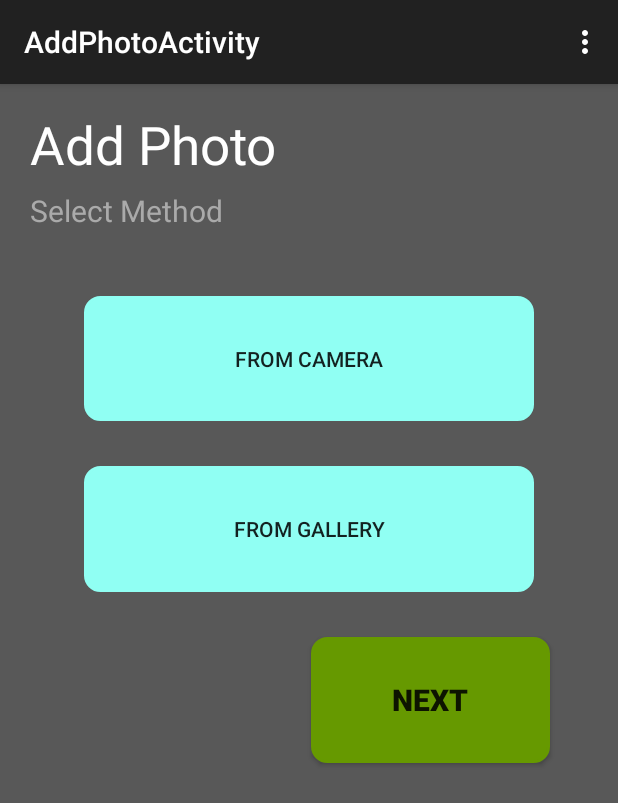
After one commit to HasithaIroshanaDilshan/dogapp, an Android app: the AddPhoto screen opened directly, with no data from a screen before it, on a phone screen of 412 x 824 dp. The commit adds this screen. Shown: the top 803 px of the screen. Run offline under Robolectric (Android 15) with nearby library versions, the light colour scheme and no system bars.

Commit message:
Take photo window was made

```diff
--- a/DogApp/app/src/main/AndroidManifest.xml
+++ b/DogApp/app/src/main/AndroidManifest.xml
@@ -6,6 +6,8 @@
     <uses-permission android:name="android.permission.ACCESS_NETWORK_STATE" />
     <uses-permission android:name="android.permission.WRITE_EXTERNAL_STORAGE" />
     <uses-permission android:name="com.google.android.providers.gsf.permission.READ_GSERVICES" />
+    <uses-feature android:name="android.hardware.camera" android:required="true" />
+
     <!--
  The ACCESS_COARSE/FINE_LOCATION permissions are not required to use
          Google Maps Android API v2, but are recommended.
@@ -43,6 +45,10 @@
             android:name=".MapsActivity"
             android:label="@string/title_activity_maps" >
         </activity>
+        <activity
+            android:name=".AddPhoto"
+            android:label="@string/title_activity_add_photo" >
+        </activity>
     </application>
 
 </manifest>
--- /dev/null
+++ b/DogApp/app/src/main/java/lk/ac/pdn/ce/dogapp/AddPhoto.java
@@ -0,0 +1,38 @@
+package lk.ac.pdn.ce.dogapp;
+
+import android.support.v7.app.ActionBarActivity;
+import android.os.Bundle;
+import android.view.Menu;
+import android.view.MenuItem;
+
+
+public class AddPhoto extends ActionBarActivity {
+
+    @Override
+    protected void onCreate(Bundle savedInstanceState) {
+        super.onCreate(savedInstanceState);
+        setContentView(R.layout.activity_add_photo);
+    }
+
+    @Override
+    public boolean onCreateOptionsMenu(Menu menu) {
+        // Inflate the menu; this adds items to the action bar if it is present.
+        getMenuInflater().inflate(R.menu.menu_add_photo, menu);
+        return true;
+    }
+
+    @Override
+    public boolean onOptionsItemSelected(MenuItem item) {
+        // Handle action bar item clicks here. The action bar will
+        // automatically handle clicks on the Home/Up button, so long
+        // as you specify a parent activity in AndroidManifest.xml.
+        int id = item.getItemId();
+
+        //noinspection SimplifiableIfStatement
+        if (id == R.id.action_settings) {
+            return true;
+        }
+
+        return super.onOptionsItemSelected(item);
+    }
+}
--- a/DogApp/app/src/main/java/lk/ac/pdn/ce/dogapp/ContributeFragment.java
+++ b/DogApp/app/src/main/java/lk/ac/pdn/ce/dogapp/ContributeFragment.java
@@ -13,10 +13,11 @@ import android.widget.Button;
 /**
  * Created by Hishan Indrajith on 11/23/2017.
  */
-public class ContributeFragment extends android.support.v4.app.Fragment implements View.OnClickListener{
+public class ContributeFragment extends android.support.v4.app.Fragment{
 
     View rootView;
     Button mapbtn;
+    Button nextbtn;
 
     public static ContributeFragment newInstance(){
         ContributeFragment fragment = new ContributeFragment();
@@ -28,7 +29,21 @@ public class ContributeFragment extends android.support.v4.app.Fragment implemen
     public View onCreateView(LayoutInflater inflater, ViewGroup container, Bundle savedInstanceState) {
         rootView = inflater.inflate(R.layout.fragment_contribute,container,false);
         mapbtn = (Button)rootView.findViewById(R.id.mapbtn);
-        mapbtn.setOnClickListener(this);
+        mapbtn.setOnClickListener(new View.OnClickListener() {
+            @Override
+            public void onClick(View v) {
+                Intent in = new Intent(v.getContext().getApplicationContext(),MapsActivity.class);
+                startActivity(in);
+            }
+        });
+        nextbtn = (Button)rootView.findViewById(R.id.next1btn);
+        nextbtn.setOnClickListener(new View.OnClickListener() {
+            @Override
+            public void onClick(View v) {
+                Intent in = new Intent(v.getContext().getApplicationContext(), AddPhoto.class);
+                startActivity(in);
+            }
+        });
         return rootView;
     }
 
@@ -41,10 +56,4 @@ public class ContributeFragment extends android.support.v4.app.Fragment implemen
     public ContributeFragment() {
     }
 
-
-    @Override
-    public void onClick(View v) {
-        Intent in = new Intent(v.getContext().getApplicationContext(),MapsActivity.class);
-        startActivity(in);
-    }
 }
--- /dev/null
+++ b/DogApp/app/src/main/res/layout/activity_add_photo.xml
@@ -0,0 +1,74 @@
+<?xml version="1.0" encoding="utf-8"?>
+<LinearLayout xmlns:android="http://schemas.android.com/apk/res/android"
+    android:layout_width="match_parent" android:layout_height="match_parent"
+    android:orientation="vertical"
+    android:weightSum="1"
+    android:background="#d4383838">
+
+    <LinearLayout
+        android:orientation="horizontal"
+        android:layout_width="match_parent"
+        android:layout_height="wrap_content"
+        android:layout_weight="0.03"
+        android:weightSum="1"
+        android:layout_marginTop="10dp">
+
+        <TextView
+            android:layout_width="wrap_content"
+            android:layout_height="wrap_content"
+            android:textAppearance="?android:attr/textAppearanceLarge"
+            android:text="Add Photo"
+            android:id="@+id/textView6"
+            android:textSize="35sp"
+            android:layout_marginLeft="20dp"
+            android:layout_gravity="center"
+            android:layout_weight="0.13"
+            android:textColor="@android:color/white" />
+
+    </LinearLayout>
+
+    <TextView
+        android:layout_width="wrap_content"
+        android:layout_height="wrap_content"
+        android:textAppearance="?android:attr/textAppearanceMedium"
+        android:text="Select Method"
+        android:id="@+id/textView7"
+        android:layout_weight="0.03"
+        android:layout_marginLeft="20dp"
+        android:textSize="20dp"
+        android:textColor="@android:color/darker_gray" />
+
+    <Button
+        android:layout_width="300dp"
+        android:layout_height="wrap_content"
+        android:text="From Camera"
+        android:id="@+id/camerabtn"
+        android:layout_gravity="center_horizontal"
+        android:layout_weight="0.08"
+        android:background="@drawable/hover"
+        android:layout_marginTop="30dp" />
+
+    <Button
+        android:layout_width="300dp"
+        android:layout_height="wrap_content"
+        android:text="From Gallery"
+        android:id="@+id/gallerbtn"
+        android:layout_gravity="center_horizontal"
+        android:layout_weight="0.08"
+        android:background="@drawable/hover"
+        android:layout_marginTop="30dp" />
+
+    <Button
+        android:layout_width="159dp"
+        android:layout_height="wrap_content"
+        android:text="Next"
+        android:id="@+id/next2btn"
+        android:layout_gravity="right"
+        android:layout_weight="0.08"
+        android:layout_marginTop="30dp"
+        android:layout_marginRight="45dp"
+        android:background="@drawable/nextbtnstyle"
+        android:textStyle="bold"
+        android:textSize="20dp" />
+
+</LinearLayout>
--- /dev/null
+++ b/DogApp/app/src/main/res/menu/menu_add_photo.xml
@@ -0,0 +1,6 @@
+<menu xmlns:android="http://schemas.android.com/apk/res/android"
+    xmlns:app="http://schemas.android.com/apk/res-auto"
+    xmlns:tools="http://schemas.android.com/tools" tools:context="lk.ac.pdn.ce.dogapp.AddPhoto">
+    <item android:id="@+id/action_settings" android:title="@string/action_settings"
+        android:orderInCategory="100" app:showAsAction="never" />
+</menu>
```
